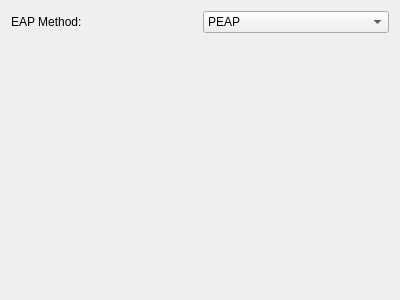
Above: libs/ui/security/wpaeap.ui from netrunner-debian-kde-extras/networkmanagement before the change. Below: the same form after it.
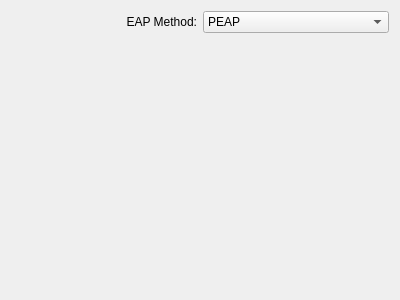
That is the form after the change. Custom widgets are drawn as their Qt base class.

What changed in the file:
```diff
--- a/libs/ui/security/wpaeap.ui
+++ b/libs/ui/security/wpaeap.ui
@@ -15,6 +15,9 @@
      <property name="text" >
       <string>EAP Method:</string>
      </property>
+     <property name="alignment">
+      <set>Qt::AlignRight|Qt::AlignTrailing|Qt::AlignVCenter</set>
+     </property>
     </widget>
    </item>
    <item row="0" column="1" >
```
Left out of the diff: 33 changed lines with no effect on the pictures.
